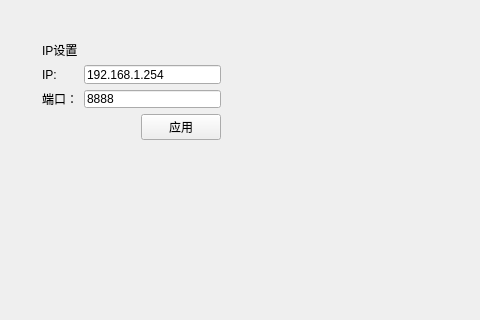
Above: syswindow.ui from jjzhang166/smart-home-qt before the change; both pictures show x 0 to 480 and y 0 to 320 of the 815 by 511 pixel window. Below: the same form after it.
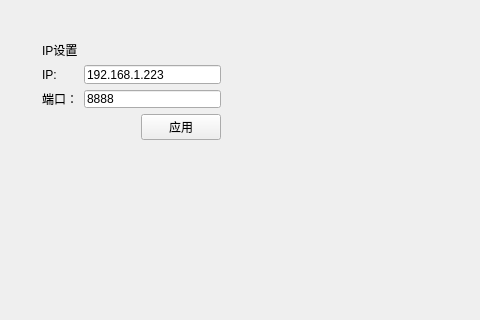
That is the form after the change.

What changed in the file:
```diff
--- a/syswindow.ui
+++ b/syswindow.ui
@@ -28,7 +28,7 @@
      <property name="styleSheet">
       <string notr="true"/>
      </property>
-     <widget class="QWidget" name="">
+     <widget class="QWidget" name="layoutWidget">
       <property name="geometry">
        <rect>
         <x>31</x>
@@ -57,7 +57,7 @@
          <item row="0" column="1">
           <widget class="QLineEdit" name="ipEdit">
            <property name="text">
-            <string>192.168.1.254</string>
+            <string>192.168.1.223</string>
            </property>
           </widget>
          </item>
```
